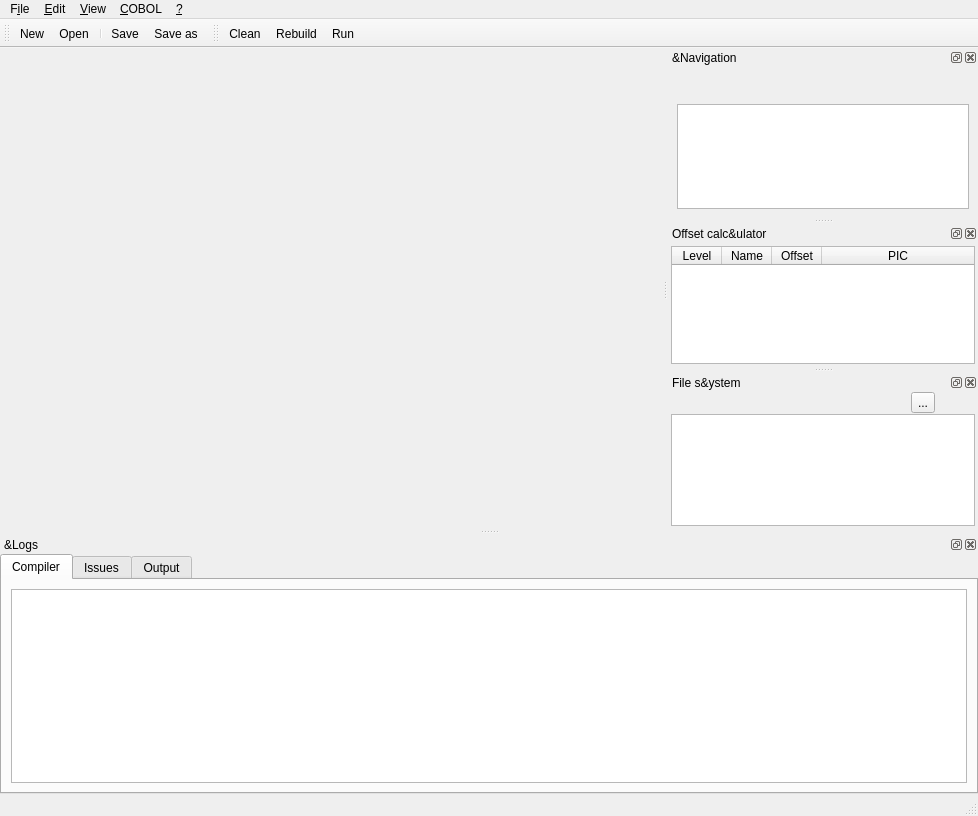
This is forms/ide.ui in OpenCobolIDE/OpenCobolIDE as Qt 5 draws it before an edit. The edited form follows.
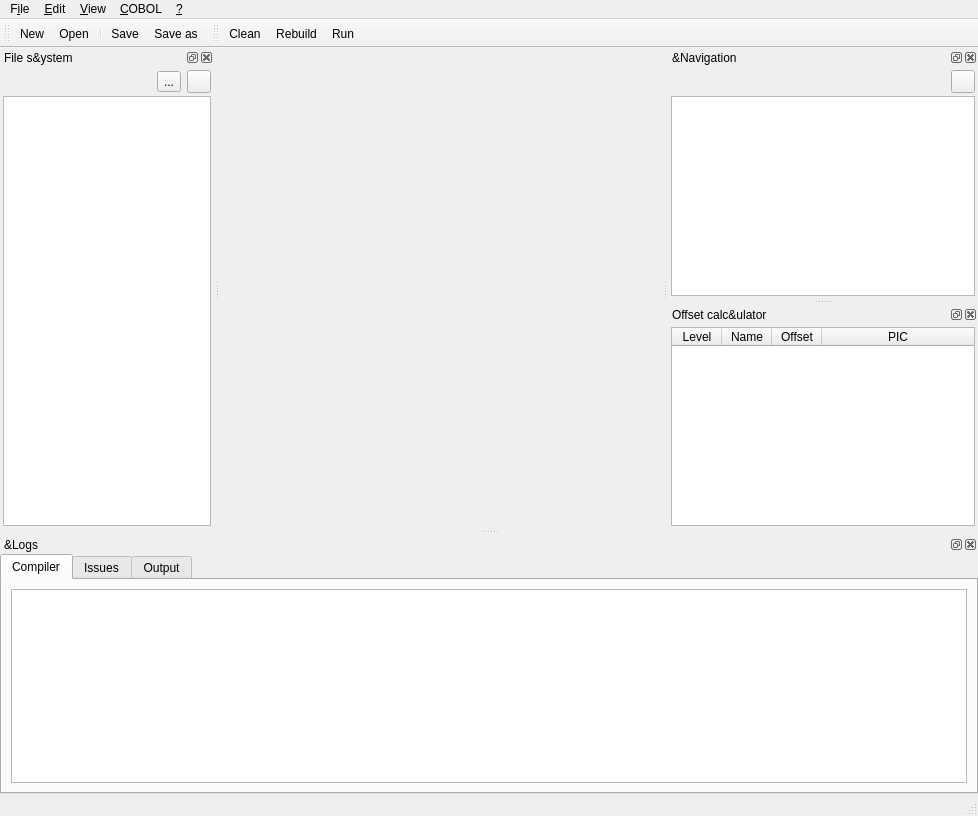
This is the edited form. The open tabs and pages were chosen to show the change. Icons and pictures are not drawn. Custom widgets are drawn as their Qt base class.

Commit message:
Fix missing lock icon on OSX and Windows
And some padding around the tool buttons (looks better on Mac OSX)

Diff of the .ui file:
```diff
--- a/forms/ide.ui
+++ b/forms/ide.ui
@@ -414,18 +414,21 @@
       <widget class="QWidget" name="page_2">
        <layout class="QGridLayout" name="gridLayout_2">
         <property name="leftMargin">
-         <number>0</number>
+         <number>3</number>
         </property>
         <property name="topMargin">
-         <number>0</number>
+         <number>3</number>
         </property>
         <property name="rightMargin">
-         <number>0</number>
+         <number>3</number>
         </property>
         <property name="bottomMargin">
-         <number>0</number>
+         <number>3</number>
         </property>
-        <property name="spacing">
+        <property name="horizontalSpacing">
+         <number>3</number>
+        </property>
+        <property name="verticalSpacing">
          <number>0</number>
         </property>
         <item row="0" column="0">
@@ -709,8 +712,8 @@
   <widget class="QDockWidget" name="dockWidgetNavPanel">
    <property name="minimumSize">
     <size>
-     <width>96</width>
-     <height>160</height>
+     <width>102</width>
+     <height>168</height>
     </size>
    </property>
    <property name="features">
@@ -724,6 +727,21 @@
    </attribute>
    <widget class="QWidget" name="dockWidgetContents_2">
     <layout class="QVBoxLayout" name="verticalLayout_6">
+     <property name="spacing">
+      <number>3</number>
+     </property>
+     <property name="leftMargin">
+      <number>3</number>
+     </property>
+     <property name="topMargin">
+      <number>3</number>
+     </property>
+     <property name="rightMargin">
+      <number>3</number>
+     </property>
+     <property name="bottomMargin">
+      <number>3</number>
+     </property>
      <item>
       <layout class="QHBoxLayout" name="horizontalLayout_4">
        <property name="spacing">
@@ -746,7 +764,7 @@
         </spacer>
        </item>
        <item>
-        <widget class="QPushButton" name="btNavLock">
+        <widget class="QToolButton" name="btNavLock">
          <property name="sizePolicy">
           <sizepolicy hsizetype="Minimum" vsizetype="Minimum">
            <horstretch>0</horstretch>
@@ -775,9 +793,6 @@
          <property name="checked">
           <bool>false</bool>
          </property>
-         <property name="flat">
-          <bool>true</bool>
-         </property>
         </widget>
        </item>
       </layout>
@@ -904,18 +919,18 @@
     <string>File s&amp;ystem</string>
    </property>
    <attribute name="dockWidgetArea">
-    <number>2</number>
+    <number>1</number>
    </attribute>
    <widget class="QWidget" name="dockWidgetContents_4">
     <layout class="QVBoxLayout" name="verticalLayout">
      <property name="spacing">
-      <number>0</number>
+      <number>3</number>
      </property>
      <property name="leftMargin">
       <number>3</number>
      </property>
      <property name="topMargin">
-      <number>0</number>
+      <number>3</number>
      </property>
      <property name="rightMargin">
       <number>3</number>
@@ -926,7 +941,7 @@
      <item>
       <layout class="QHBoxLayout" name="horizontalLayout_2">
        <property name="spacing">
-        <number>0</number>
+        <number>6</number>
        </property>
        <property name="topMargin">
         <number>0</number>
@@ -959,7 +974,7 @@
         </widget>
        </item>
        <item>
-        <widget class="QPushButton" name="btFSLock">
+        <widget class="QToolButton" name="btFSLock">
          <property name="sizePolicy">
           <sizepolicy hsizetype="Minimum" vsizetype="Minimum">
            <horstretch>0</horstretch>
@@ -988,9 +1003,6 @@
          <property name="checked">
           <bool>false</bool>
          </property>
-         <property name="flat">
-          <bool>true</bool>
-         </property>
         </widget>
        </item>
       </layout>
```
Left out of the diff: 7 changed lines with no effect on the pictures. The commit also changes 3 other files.
